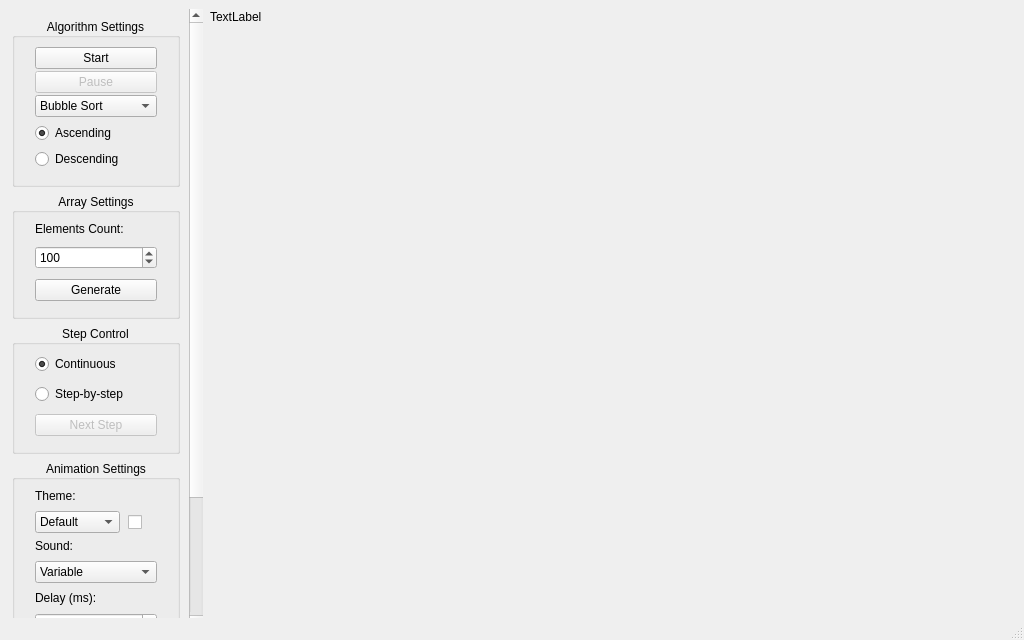
First picture: the form in mainwindow.ui, repository adamt-eng/sorting-visualizer, before the edit.
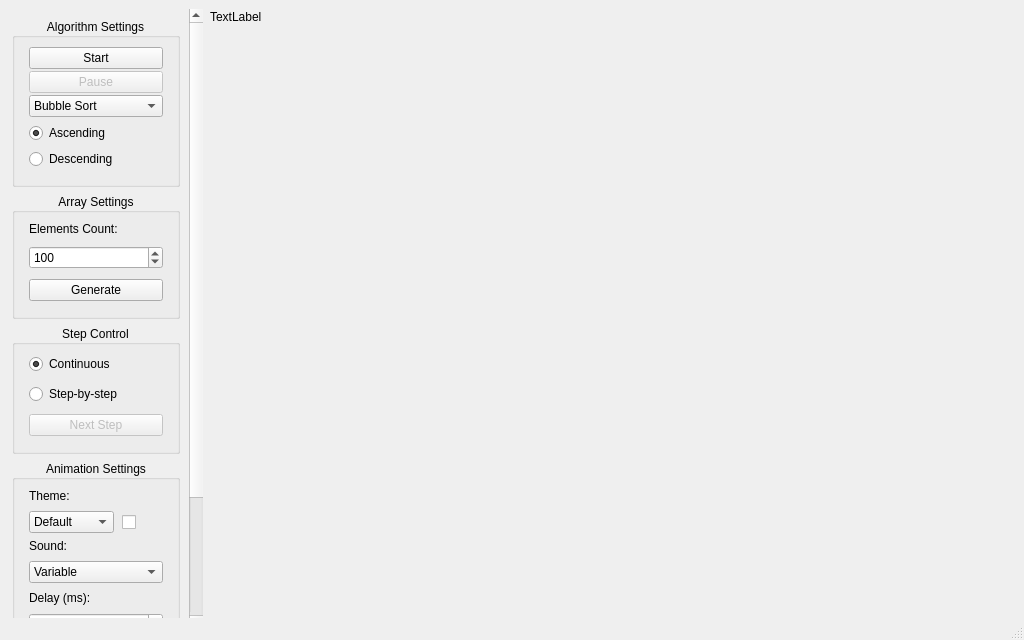
Second picture: the form after the edit. Icons and pictures are not drawn.

Patch:
```diff
--- a/mainwindow.ui
+++ b/mainwindow.ui
@@ -125,7 +125,7 @@
      <property name="geometry">
       <rect>
        <x>0</x>
-       <y>0</y>
+       <y>-212</y>
        <width>177</width>
        <height>832</height>
       </rect>
@@ -150,10 +150,10 @@
         </property>
         <layout class="QVBoxLayout" name="verticalLayout_3">
          <property name="leftMargin">
-          <number>20</number>
+          <number>14</number>
          </property>
          <property name="rightMargin">
-          <number>20</number>
+          <number>14</number>
          </property>
          <property name="bottomMargin">
           <number>15</number>
@@ -354,10 +354,10 @@
         </property>
         <layout class="QVBoxLayout" name="verticalLayout_6">
          <property name="leftMargin">
-          <number>20</number>
+          <number>14</number>
          </property>
          <property name="rightMargin">
-          <number>20</number>
+          <number>14</number>
          </property>
          <property name="bottomMargin">
           <number>15</number>
@@ -389,7 +389,7 @@
            <item>
             <widget class="QSpinBox" name="elementsCount">
              <property name="sizePolicy">
-              <sizepolicy hsizetype="MinimumExpanding" vsizetype="MinimumExpanding">
+              <sizepolicy hsizetype="Expanding" vsizetype="Expanding">
                <horstretch>0</horstretch>
                <verstretch>0</verstretch>
               </sizepolicy>
@@ -451,10 +451,10 @@
         </property>
         <layout class="QVBoxLayout" name="verticalLayout_5">
          <property name="leftMargin">
-          <number>20</number>
+          <number>14</number>
          </property>
          <property name="rightMargin">
-          <number>20</number>
+          <number>14</number>
          </property>
          <property name="bottomMargin">
           <number>15</number>
@@ -551,10 +551,10 @@
         </property>
         <layout class="QVBoxLayout" name="verticalLayout_4">
          <property name="leftMargin">
-          <number>20</number>
+          <number>14</number>
          </property>
          <property name="rightMargin">
-          <number>20</number>
+          <number>14</number>
          </property>
          <property name="bottomMargin">
           <number>15</number>
```
Left out of the diff: 4 changed lines with no effect on the pictures.
